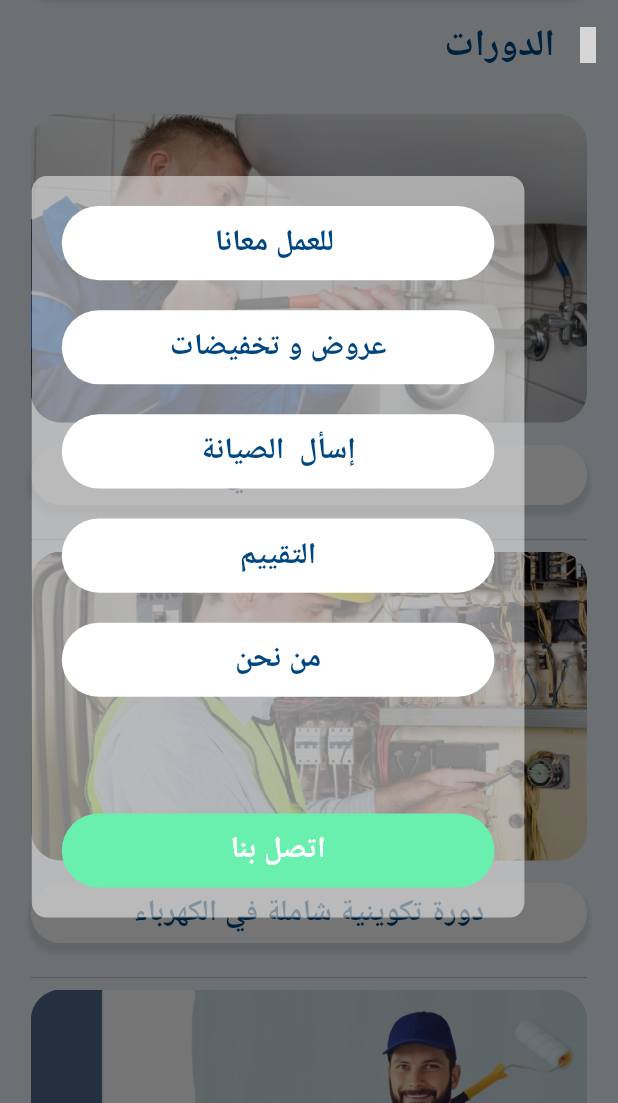
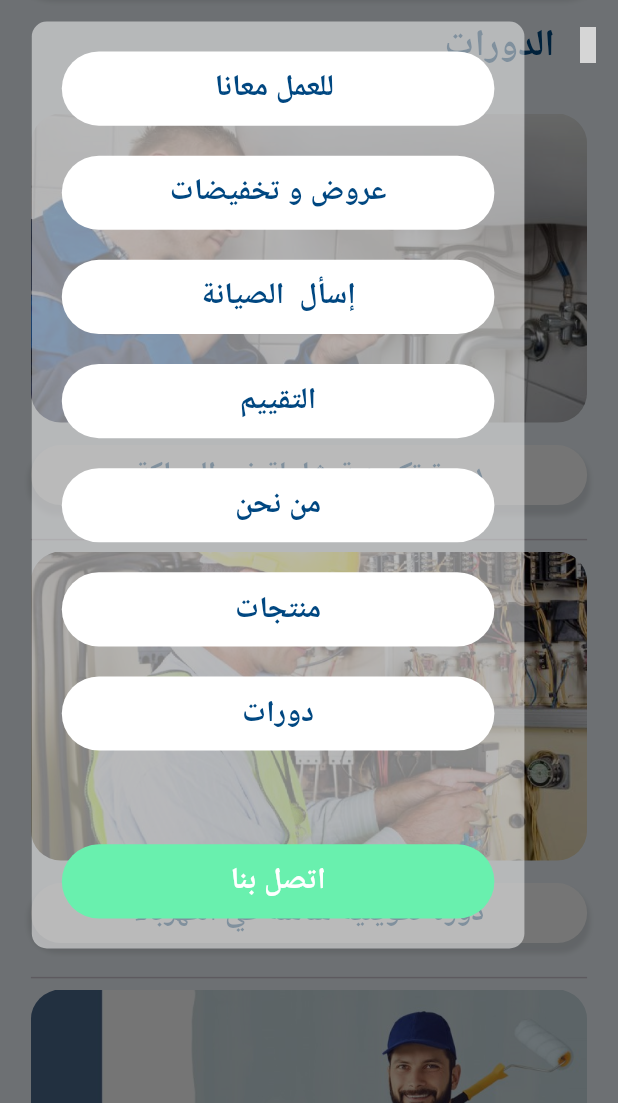
Before and after one commit to azzouzin/gms-app, a Flutter app: the CoursesPage screen opened directly, with the side drawer open, on a phone screen of 412 x 824 dp, the part 133-1236 px from its top. Run offline on Flutter 3.47's test engine with Material 3 defaults, Android fonts, the light colour scheme and no system bars; our stand-ins replace get, iconsax, image_picker, video_player; missing offline and left inert: contactus, floating_navbar, flutter_email_sender, flutter_floating_bottom_bar, rate; grey boxes are pictures that could not be loaded.

Commit message:
Apk Version

```diff
--- a/lib/View/Compenents/drawer.dart
+++ b/lib/View/Compenents/drawer.dart
@@ -4,6 +4,8 @@ import 'package:gms_app/FormPages/ask_experts.dart';
 import 'package:gms_app/FormPages/rate_us.dart';
 import 'package:gms_app/FormPages/work_with_us_page.dart';
 import 'package:gms_app/View/NavPages/about_us.dart';
+import 'package:gms_app/View/NavPages/courses_page.dart';
+import 'package:gms_app/View/NavPages/products_page.dart';
 import 'package:url_launcher/url_launcher.dart';
 
 import '../../FormPages/promo_page.dart';
@@ -24,10 +26,8 @@ class MyDrawer extends StatelessWidget {
       ),
       child: Container(
         child: Center(
-          child: Padding(
-            padding: EdgeInsets.only(top: Get.height * 0.1),
           child: Container(
-              height: Get.height * 0.6,
+            height: Get.height * 0.75,
             padding: EdgeInsets.all(20),
             decoration: BoxDecoration(
                 color: Colors.white.withOpacity(0.5),
@@ -136,6 +136,44 @@ class MyDrawer extends StatelessWidget {
                     )),
                   ),
                 ),
+                verticalSpace,
+                InkWell(
+                  onTap: () => Get.to(const ProductsPage()),
+                  child: Container(
+                    width: Get.width * 0.7,
+                    height: Get.height * 0.06,
+                    decoration: BoxDecoration(
+                        color: Colors.white,
+                        borderRadius: BorderRadius.circular(50)),
+                    child: const Center(
+                        child: Text(
+                      "منتجات",
+                      style: TextStyle(
+                          color: maink,
+                          fontWeight: FontWeight.w800,
+                          fontSize: 20),
+                    )),
+                  ),
+                ),
+                verticalSpace,
+                InkWell(
+                  onTap: () => Get.to(const CoursesPage()),
+                  child: Container(
+                    width: Get.width * 0.7,
+                    height: Get.height * 0.06,
+                    decoration: BoxDecoration(
+                        color: Colors.white,
+                        borderRadius: BorderRadius.circular(50)),
+                    child: const Center(
+                        child: Text(
+                      "دورات",
+                      style: TextStyle(
+                          color: maink,
+                          fontWeight: FontWeight.w800,
+                          fontSize: 20),
+                    )),
+                  ),
+                ),
                 const Expanded(child: SizedBox()),
                 InkWell(
                   onTap: () async {
@@ -170,7 +208,6 @@ class MyDrawer extends StatelessWidget {
           ),
         ),
       ),
-      ),
     );
   }
 }
--- a/lib/View/NavPages/home_page.dart
+++ b/lib/View/NavPages/home_page.dart
@@ -176,7 +176,7 @@ class HomePageState extends State<HomePage> {
         Container(
           // color: Colors.deepOrange,
           // height: Get.height * 0.4,
-          padding: const EdgeInsets.symmetric(horizontal: 20),
+          // padding: const EdgeInsets.symmetric(horizontal: 10),
           child: Row(
             mainAxisAlignment: MainAxisAlignment.spaceAround,
             crossAxisAlignment: CrossAxisAlignment.start,
```
Also changed, not shown: lib/FormPages/demand_service.dart (+50 -19 lines). Lines whose indentation alone changed are shown as unchanged.
